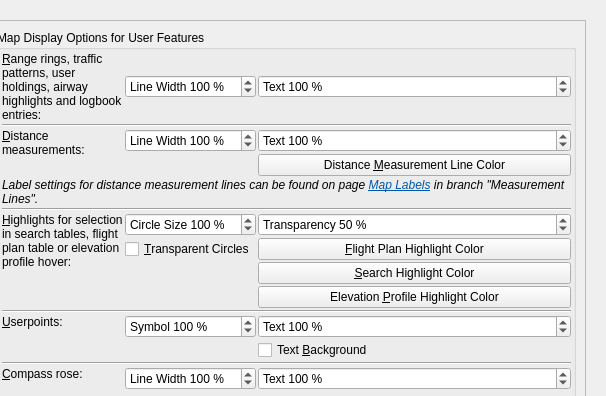
The window that src/options/options.ui (albar965/littlenavmap) describes before a commit, drawn with Qt 5; both pictures show x 340 to 946 and y 0 to 396 of the 946 by 600 pixel window.
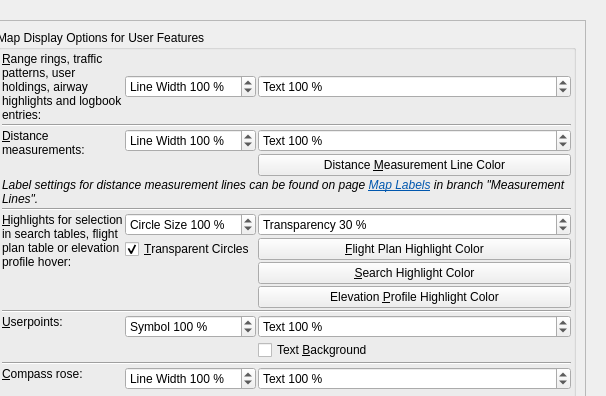
The same window after the commit. The open tabs and pages were chosen to show the change. Icons and pictures are not drawn.

Commit message:
Default flight plan display and highlight options changed
Now using transparent for flight plan line and all highlights.
This affects only new users.

The edit to the form file:
```diff
--- a/src/options/options.ui
+++ b/src/options/options.ui
@@ -4470,8 +4470,8 @@
             <rect>
              <x>0</x>
              <y>0</y>
-             <width>617</width>
-             <height>651</height>
+             <width>452</width>
+             <height>748</height>
             </rect>
            </property>
            <layout class="QGridLayout" name="gridLayout_35">
@@ -4770,7 +4770,7 @@
                   <string>&amp;Transparent Circles</string>
                  </property>
                  <property name="checked">
-                  <bool>false</bool>
+                  <bool>true</bool>
                  </property>
                 </widget>
                </item>
@@ -4955,7 +4955,7 @@
                   <number>10</number>
                  </property>
                  <property name="value">
-                  <number>50</number>
+                  <number>30</number>
                  </property>
                 </widget>
                </item>
```
Left out of the diff: 40 changed lines with no effect on the pictures. The commit also changes 2 other files.
